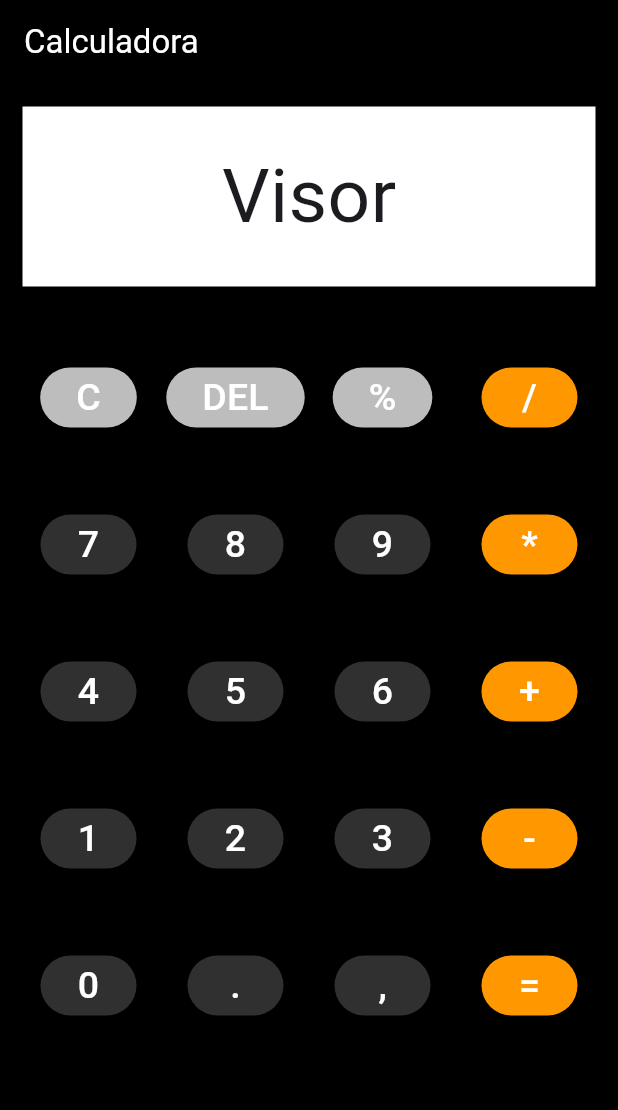
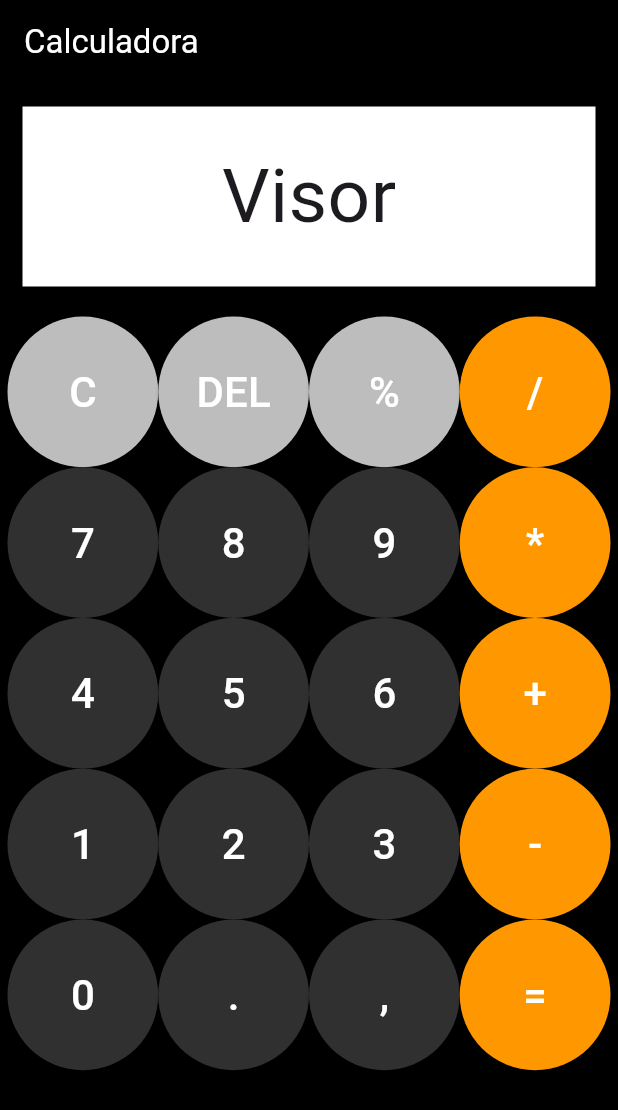
Before and after one commit to Mauricio-Junior-Dev/flutter_aula, a Flutter app: the screen it shows after launch, on a phone screen of 412 x 824 dp. Shown: the top 1110 px of the screen. Run offline on Flutter 3.47's test engine with Material 3 defaults, Android fonts, the phone set to English and light mode, and no system bars.

Commit message:
aula 20 desafio visual calculadora Anexo em /desafios

```diff
--- a/lib/calculadora.dart
+++ b/lib/calculadora.dart
@@ -28,9 +28,9 @@ class Calculadora extends StatelessWidget {
             ),
             Container(
               width: double.infinity,
-              height: 500,
+              height: 600,
               color: Colors.black,
-              margin: EdgeInsets.all(10),
+              margin: EdgeInsets.all(5),
               child: GridView.count(
                 crossAxisCount: 4,
                 children: List.generate(botoes.length, (index) {
@@ -55,9 +55,11 @@ class Calculadora extends StatelessWidget {
                       style: ElevatedButton.styleFrom(
                         backgroundColor: corDoBotao, // Cor de fundo
                         foregroundColor: Colors.white, // Cor do texto/ícone
+                        minimumSize: const Size(double.infinity,
+                            double.infinity), // Ocupa todo o espaço disponível
                       ),
                       child: Text(
-                        style: TextStyle(fontSize: 25),
+                        style: TextStyle(fontSize: 28),
                         botao,
                       ),
                     ),
```
Also changed, not shown: desafios/calculadora_aula_20.jpeg.
